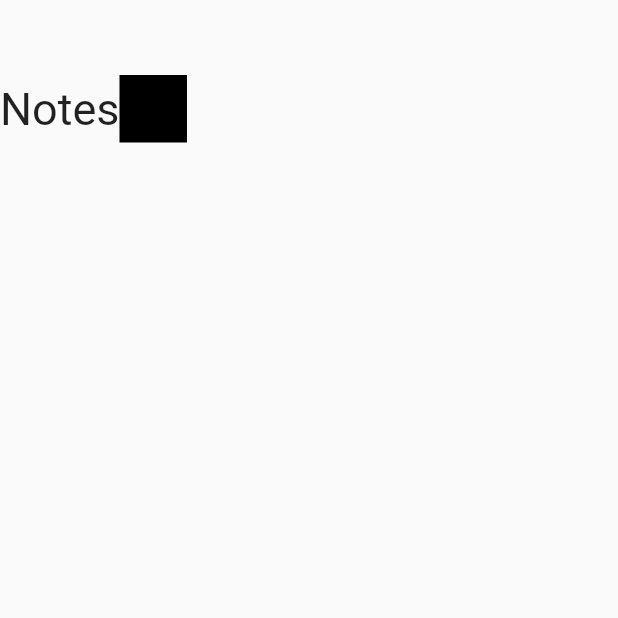
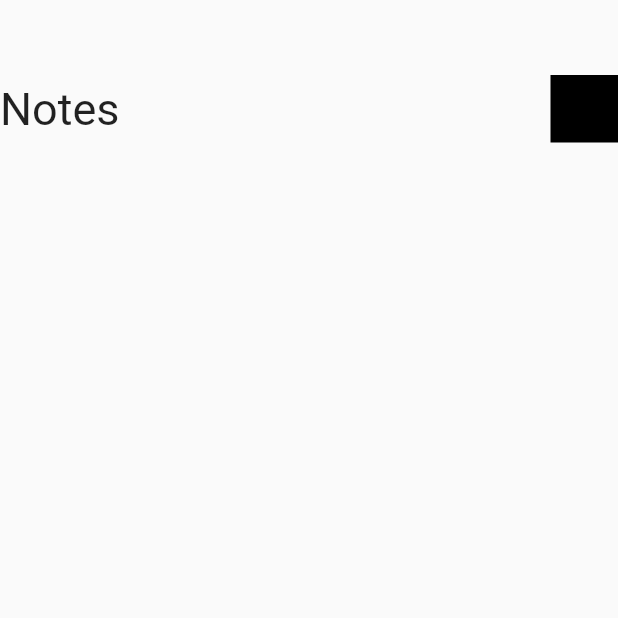
Before and after one commit to AbanoubNabile/notes-app, a Flutter app: the screen it shows after launch, on a phone screen of 412 x 824 dp, the top half of it. Run offline on Flutter 3.47's test engine with Material 2 defaults, Android fonts, the phone set to English and light mode, and no system bars.

Commit message:
add space between text and search icon

```diff
--- a/lib/views/widgets/custom_app_bar.dart
+++ b/lib/views/widgets/custom_app_bar.dart
@@ -13,7 +13,8 @@ class CustomAppBar extends StatelessWidget {
             fontSize: 30,
           ),
         ),
-        CustomSearchIcon()
+        Spacer(),
+        CustomSearchIcon(),
       ],
     );
   }
```
